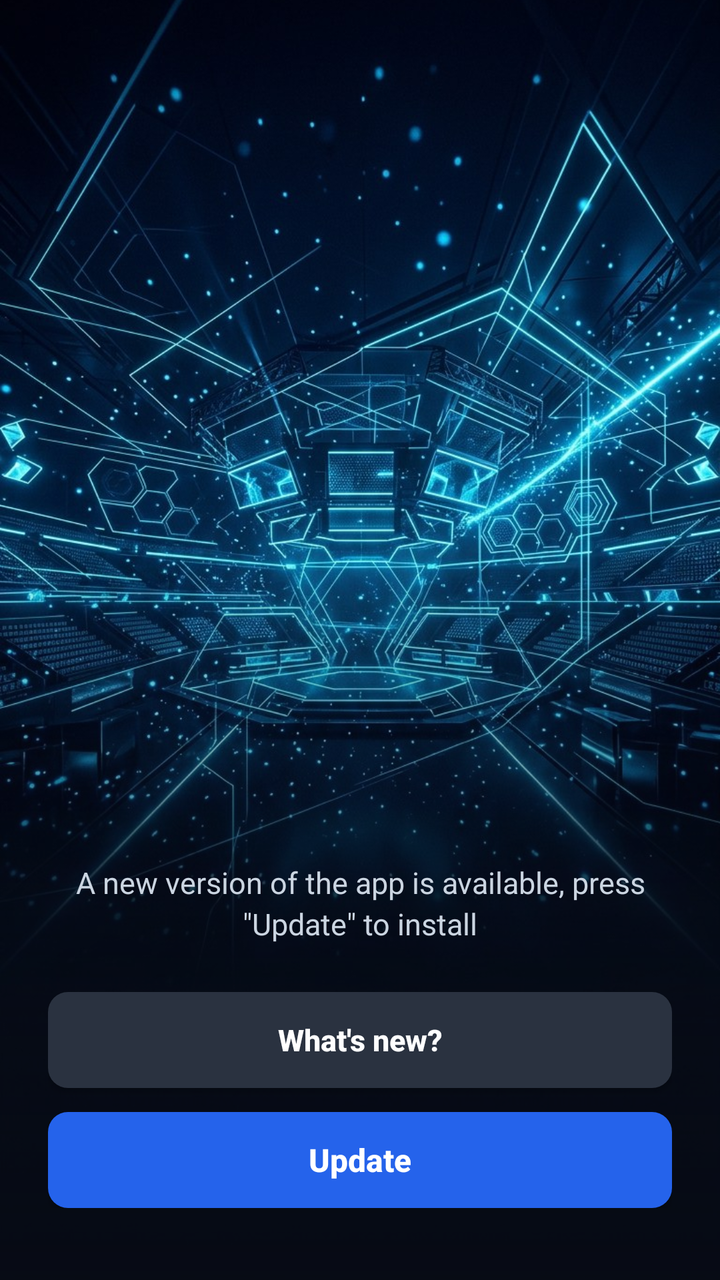
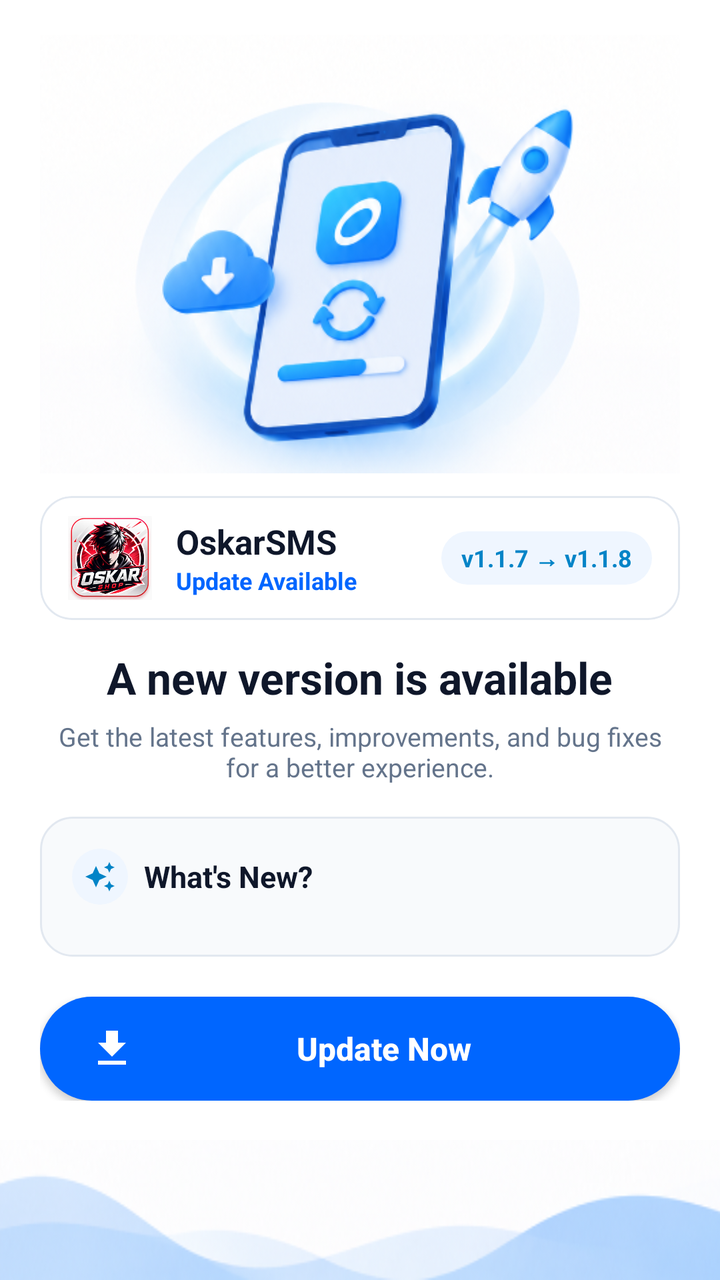

An Android layout rendered at two revisions. The XML below is the earlier revision; the diff shows what the commit changed to produce the second picture.
<!-- AndroidManifest.xml: application theme Theme.OskarSMS -->
<!-- res/layout/dialog_app_update.xml -->
<?xml version="1.0" encoding="utf-8"?>
<FrameLayout xmlns:android="http://schemas.android.com/apk/res/android"
    xmlns:tools="http://schemas.android.com/tools"
    android:layout_width="match_parent"
    android:layout_height="match_parent"
    android:background="#060A14">

    
    <ImageView
        android:id="@+id/ivUpdateBackground"
        android:layout_width="match_parent"
        android:layout_height="match_parent"
        android:scaleType="centerCrop"
        android:src="@drawable/bg_update_screen"
        android:contentDescription="Update background" />

    
    <View
        android:layout_width="match_parent"
        android:layout_height="360dp"
        android:layout_gravity="bottom"
        android:background="@drawable/bg_scrim_bottom" />

    
    <LinearLayout
        android:layout_width="match_parent"
        android:layout_height="wrap_content"
        android:layout_gravity="bottom"
        android:orientation="vertical"
        android:paddingStart="24dp"
        android:paddingEnd="24dp"
        android:paddingBottom="36dp">

        
        <LinearLayout
            android:id="@+id/layoutChangelogCard"
            android:layout_width="match_parent"
            android:layout_height="wrap_content"
            android:orientation="vertical"
            android:background="@drawable/bg_whats_new_card"
            android:padding="16dp"
            android:layout_marginBottom="16dp"
            android:visibility="gone">

            <LinearLayout
                android:layout_width="match_parent"
                android:layout_height="wrap_content"
                android:orientation="horizontal"
                android:gravity="center_vertical"
                android:layout_marginBottom="8dp">

                <TextView
                    android:id="@+id/tvVersionTitle"
                    android:layout_width="0dp"
                    android:layout_height="wrap_content"
                    android:layout_weight="1"
                    android:text="What's new in this version:"
                    android:textColor="#38BDF8"
                    android:textSize="14sp"
                    android:textStyle="bold" />

                <TextView
                    android:id="@+id/btnCloseChangelog"
                    android:layout_width="wrap_content"
                    android:layout_height="wrap_content"
                    android:padding="4dp"
                    android:text="✕"
                    android:textColor="#94A3B8"
                    android:textSize="14sp" />
            </LinearLayout>

            <TextView
                android:id="@+id/tvChangelogContent"
                android:layout_width="match_parent"
                android:layout_height="wrap_content"
                android:textColor="#E2E8F0"
                android:textSize="13sp"
                android:lineSpacingExtra="3dp"
                android:text="• Performance improvements and bug fixes." />
        </LinearLayout>

        
        <LinearLayout
            android:id="@+id/layoutIdleState"
            android:layout_width="match_parent"
            android:layout_height="wrap_content"
            android:orientation="vertical"
            android:visibility="visible">

            
            <TextView
                android:id="@+id/tvPromptText"
                android:layout_width="match_parent"
                android:layout_height="wrap_content"
                android:text="@string/update_prompt_text"
                android:textColor="#CBD5E1"
                android:textSize="15sp"
                android:gravity="center"
                android:lineSpacingExtra="3dp"
                android:layout_marginBottom="24dp" />

            
            <androidx.appcompat.widget.AppCompatButton
                android:id="@+id/btnWhatsNew"
                android:layout_width="match_parent"
                android:layout_height="48dp"
                android:text="@string/update_btn_whats_new"
                android:textColor="#FFFFFF"
                android:textSize="15sp"
                android:textStyle="bold"
                android:textAllCaps="false"
                android:background="@drawable/bg_btn_whats_new"
                android:layout_marginBottom="12dp" />

            
            <androidx.appcompat.widget.AppCompatButton
                android:id="@+id/btnUpdate"
                android:layout_width="match_parent"
                android:layout_height="48dp"
                android:text="@string/update_btn_update"
                android:textColor="#FFFFFF"
                android:textSize="16sp"
                android:textStyle="bold"
                android:textAllCaps="false"
                android:background="@drawable/bg_btn_update_primary" />
        </LinearLayout>

        
        <LinearLayout
            android:id="@+id/layoutDownloadingState"
            android:layout_width="match_parent"
            android:layout_height="wrap_content"
            android:orientation="vertical"
            android:visibility="gone">

            
            <LinearLayout
                android:layout_width="match_parent"
                android:layout_height="wrap_content"
                android:orientation="horizontal"
                android:gravity="center_vertical">

                <TextView
                    android:id="@+id/tvDownloadingLabel"
                    android:layout_width="0dp"
                    android:layout_height="wrap_content"
                    android:layout_weight="1"
                    android:text="Downloading update..."
                    android:textColor="#CBD5E1"
                    android:textSize="14sp" />

                <TextView
                    android:id="@+id/tvDownloadPercent"
                    android:layout_width="wrap_content"
                    android:layout_height="wrap_content"
                    android:text="0%"
                    android:textColor="#CBD5E1"
                    android:textSize="14sp"
                    android:textStyle="bold" />
            </LinearLayout>

            
            <ProgressBar
                android:id="@+id/progressBarUpdate"
                style="?android:attr/progressBarStyleHorizontal"
                android:layout_width="match_parent"
                android:layout_height="4dp"
                android:layout_marginTop="10dp"
                android:max="100"
                android:progress="0"
                android:progressDrawable="@drawable/bg_progress_horizontal" />
        </LinearLayout>

        
        <LinearLayout
            android:id="@+id/layoutErrorState"
            android:layout_width="match_parent"
            android:layout_height="wrap_content"
            android:orientation="vertical"
            android:visibility="gone">

            <TextView
                android:id="@+id/tvErrorMessage"
                android:layout_width="match_parent"
                android:layout_height="wrap_content"
                android:text="Download interrupted. Tap retry to continue."
                android:textColor="#F87171"
                android:textSize="14sp"
                android:gravity="center"
                android:layout_marginBottom="16dp" />

            <androidx.appcompat.widget.AppCompatButton
                android:id="@+id/btnRetry"
                android:layout_width="match_parent"
                android:layout_height="48dp"
                android:text="Retry"
                android:textColor="#FFFFFF"
                android:textSize="16sp"
                android:textStyle="bold"
                android:textAllCaps="false"
                android:background="@drawable/bg_btn_update_primary" />
        </LinearLayout>

    </LinearLayout>

</FrameLayout>
<!-- resources referenced by this layout -->
<resources>
  <!-- drawable bg_btn_update_primary (drawable) -->
  <?xml version="1.0" encoding="utf-8"?>
  <ripple xmlns:android="http://schemas.android.com/apk/res/android"
      android:color="#40FFFFFF">
      <item>
          <shape android:shape="rectangle">
              <solid android:color="#2563EB" />
              <corners android:radius="10dp" />
          </shape>
      </item>
  </ripple>
  <!-- drawable bg_btn_whats_new (drawable) -->
  <?xml version="1.0" encoding="utf-8"?>
  <ripple xmlns:android="http://schemas.android.com/apk/res/android"
      android:color="#40FFFFFF">
      <item>
          <shape android:shape="rectangle">
              <solid android:color="#2A3240" />
              <corners android:radius="10dp" />
          </shape>
      </item>
  </ripple>
  <!-- drawable bg_progress_horizontal (drawable) -->
  <?xml version="1.0" encoding="utf-8"?>
  <layer-list xmlns:android="http://schemas.android.com/apk/res/android">
      <item android:id="@android:id/background">
          <shape android:shape="rectangle">
              <corners android:radius="2dp" />
              <solid android:color="#1E293B" />
          </shape>
      </item>
      <item android:id="@android:id/progress">
          <scale android:scaleWidth="100%">
              <shape android:shape="rectangle">
                  <corners android:radius="2dp" />
                  <solid android:color="#3B82F6" />
              </shape>
          </scale>
      </item>
  </layer-list>
  <!-- drawable bg_scrim_bottom (drawable) -->
  <?xml version="1.0" encoding="utf-8"?>
  <shape xmlns:android="http://schemas.android.com/apk/res/android"
      android:shape="rectangle">
      <gradient
          android:angle="270"
          android:startColor="#00000000"
          android:centerColor="#80060A14"
          android:endColor="#F5060A14" />
  </shape>
  <!-- drawable bg_update_screen: jpg bitmap (drawable, 201363 bytes) -->
  <!-- drawable bg_whats_new_card (drawable) -->
  <?xml version="1.0" encoding="utf-8"?>
  <shape xmlns:android="http://schemas.android.com/apk/res/android"
      android:shape="rectangle">
      <solid android:color="#E6101827" />
      <stroke android:width="1dp" android:color="#3338BDF8" />
      <corners android:radius="14dp" />
  </shape>
  <string name="update_btn_update">Update</string>
  <string name="update_btn_whats_new">What\'s new?</string>
  <string name="update_prompt_text">A new version of the app is available, press\n\"Update\" to install</string>
  <style name="Theme.OskarSMS" parent="Theme.Material3.Dark.NoActionBar">
          <item name="colorPrimary">@color/primary</item>
          <item name="colorOnPrimary">@color/text_primary</item>
          <item name="android:statusBarColor">@color/background</item>
          <item name="android:windowBackground">@color/background</item>
          <item name="android:navigationBarColor">@color/background</item>
      </style>
  <color name="primary">#2563EB</color>
  <color name="text_primary">#F8FAFC</color>
  <color name="background">#0F172A</color>
</resources>

<!-- the commit's change to res/layout/dialog_app_update.xml (unified diff, before → after) -->
@@ -1,206 +1,277 @@
 <?xml version="1.0" encoding="utf-8"?>
 <FrameLayout xmlns:android="http://schemas.android.com/apk/res/android"
+    xmlns:app="http://schemas.android.com/apk/res-auto"
     xmlns:tools="http://schemas.android.com/tools"
     android:layout_width="match_parent"
     android:layout_height="match_parent"
-    android:background="#060A14">
+    android:background="#FFFFFF">
 
     
     <ImageView
-        android:id="@+id/ivUpdateBackground"
+        android:id="@+id/ivBottomWave"
+        android:layout_width="match_parent"
+        android:layout_height="70dp"
+        android:layout_gravity="bottom"
+        android:scaleType="fitXY"
+        android:src="@drawable/bg_update_wave"
+        android:contentDescription="Bottom wave" />
+
+    
+    <androidx.core.widget.NestedScrollView
         android:layout_width="match_parent"
         android:layout_height="match_parent"
-        android:scaleType="centerCrop"
-        android:src="@drawable/bg_update_screen"
-        android:contentDescription="Update background" />
-
-    
-    <View
-        android:layout_width="match_parent"
-        android:layout_height="360dp"
-        android:layout_gravity="bottom"
-        android:background="@drawable/bg_scrim_bottom" />
-
-    
-    <LinearLayout
-        android:layout_width="match_parent"
-        android:layout_height="wrap_content"
-        android:layout_gravity="bottom"
-        android:orientation="vertical"
-        android:paddingStart="24dp"
-        android:paddingEnd="24dp"
-        android:paddingBottom="36dp">
-
-        
+        android:fillViewport="true">
+
         <LinearLayout
-            android:id="@+id/layoutChangelogCard"
             android:layout_width="match_parent"
             android:layout_height="wrap_content"
             android:orientation="vertical"
-            android:background="@drawable/bg_whats_new_card"
-            android:padding="16dp"
-            android:layout_marginBottom="16dp"
-            android:visibility="gone">
-
-            <LinearLayout
-                android:layout_width="match_parent"
-                android:layout_height="wrap_content"
-                android:orientation="horizontal"
-                android:gravity="center_vertical"
-                android:layout_marginBottom="8dp">
+            android:gravity="center_horizontal"
+            android:paddingHorizontal="20dp"
+            android:paddingTop="12dp"
+            android:paddingBottom="28dp">
+
+            
+            <ImageView
+                android:id="@+id/ivUpdateIllustration"
+                android:layout_width="match_parent"
+                android:layout_height="230dp"
+                android:scaleType="fitCenter"
+                android:src="@drawable/il_update_rocket"
+                android:contentDescription="Update illustration" />
+
+            
+            <com.google.android.material.card.MaterialCardView
+                android:layout_width="match_parent"
+                android:layout_height="wrap_content"
+                android:layout_marginTop="6dp"
+                android:layout_marginBottom="14dp"
+                app:cardCornerRadius="16dp"
+                app:cardElevation="0dp"
+                app:strokeColor="#E2E8F0"
+                app:strokeWidth="1dp"
+                app:cardBackgroundColor="#FFFFFF">
+
+                <LinearLayout
+                    android:layout_width="match_parent"
+                    android:layout_height="wrap_content"
+                    android:orientation="horizontal"
+                    android:gravity="center_vertical"
+                    android:paddingHorizontal="14dp"
+                    android:paddingVertical="10dp">
+
+                    <ImageView
+                        android:layout_width="42dp"
+                        android:layout_height="42dp"
+                        android:src="@drawable/ic_oskar_logo"
+                        android:scaleType="fitCenter"
+                        android:contentDescription="OskarShop App Icon" />
+
+                    <LinearLayout
+                        android:layout_width="0dp"
+                        android:layout_height="wrap_content"
+                        android:layout_weight="1"
+                        android:layout_marginStart="12dp"
+                        android:orientation="vertical">
+
+                        <TextView
+                            android:layout_width="wrap_content"
+                            android:layout_height="wrap_content"
+                            android:text="OskarSMS"
+                            android:textColor="#0F172A"
+                            android:textSize="17sp"
+                            android:textStyle="bold" />
+
+                        <TextView
+                            android:layout_width="wrap_content"
+                            android:layout_height="wrap_content"
+                            android:text="Update Available"
+                            android:textColor="#0066FF"
+                            android:textSize="12sp"
+                            android:textStyle="bold" />
+                    </LinearLayout>
+
+                    <TextView
+                        android:id="@+id/tvVersionBadge"
+                        android:layout_width="wrap_content"
+                        android:layout_height="wrap_content"
+                        android:background="@drawable/bg_badge_pill_blue"
+                        android:text="v1.1.7 → v1.1.8"
+                        android:textColor="#0284C7"
+                        android:textSize="12sp"
+                        android:textStyle="bold"
+                        android:paddingHorizontal="10dp"
+                        android:paddingVertical="5dp" />
+                </LinearLayout>
+            </com.google.android.material.card.MaterialCardView>
+
+            
+            <TextView
+                android:id="@+id/tvUpdateTitle"
+                android:layout_width="wrap_content"
+                android:layout_height="wrap_content"
+                android:text="@string/update_prompt_text"
+                android:textColor="#0F172A"
+                android:textSize="22sp"
+                android:textStyle="bold"
+                android:gravity="center" />
+
+            <TextView
+                android:id="@+id/tvUpdateSubtitle"
+                android:layout_width="wrap_content"
+                android:layout_height="wrap_content"
+                android:text="@string/update_subtitle_text"
+                android:textColor="#64748B"
+                android:textSize="13sp"
+                android:gravity="center"
+                android:layout_marginTop="6dp"
+                android:layout_marginBottom="16dp" />
+
+            
+            <LinearLayout
+                android:layout_width="match_parent"
+                android:layout_height="wrap_content"
+                android:orientation="vertical"
+                android:background="@drawable/bg_whats_new_container"
+                android:padding="16dp"
+                android:layout_marginBottom="20dp">
+
+                
+                <LinearLayout
+                    android:layout_width="match_parent"
+                    android:layout_height="wrap_content"
+                    android:orientation="horizontal"
+                    android:gravity="center_vertical"
+                    android:layout_marginBottom="10dp">
+
+                    <FrameLayout
+                        android:layout_width="28dp"
+                        android:layout_height="28dp"
+                        android:background="@drawable/bg_badge_pill_blue">
+                        <ImageView
+                            android:layout_width="16dp"
+                            android:layout_height="16dp"
+                            android:layout_gravity="center"
+                            android:src="@drawable/ic_sparkle"
+                            android:contentDescription="Sparkle Icon" />
+                    </FrameLayout>
+
+                    <TextView
+                        android:layout_width="wrap_content"
+                        android:layout_height="wrap_content"
+                        android:text="What's New?"
+                        android:textColor="#0F172A"
+                        android:textSize="15sp"
+                        android:textStyle="bold"
+                        android:layout_marginStart="8dp" />
+                </LinearLayout>
+
+                
+                <LinearLayout
+                    android:id="@+id/llChangelogItems"
+                    android:layout_width="match_parent"
+                    android:layout_height="wrap_content"
+                    android:orientation="vertical" />
+            </LinearLayout>
+
+            
+            
+            <LinearLayout
+                android:id="@+id/layoutIdleState"
+                android:layout_width="match_parent"
+                android:layout_height="wrap_content"
+                android:orientation="vertical">
+
+                <androidx.appcompat.widget.AppCompatButton
+                    android:id="@+id/btnUpdate"
+                    android:layout_width="match_parent"
+                    android:layout_height="52dp"
+                    android:text="Update Now"
+                    android:textColor="#FFFFFF"
+                    android:textSize="16sp"
+                    android:textStyle="bold"
+                    android:textAllCaps="false"
+                    android:drawableStart="@drawable/ic_download_arrow"
+                    android:paddingHorizontal="24dp"
+                    android:background="@drawable/bg_btn_update_pill" />
+            </LinearLayout>
+
+            
+            <LinearLayout
+                android:id="@+id/layoutDownloadingState"
+                android:layout_width="match_parent"
+                android:layout_height="wrap_content"
+                android:orientation="vertical"
+                android:visibility="gone">
+
+                <LinearLayout
+                    android:layout_width="match_parent"
+                    android:layout_height="wrap_content"
+                    android:orientation="horizontal"
+                    android:gravity="center_vertical">
+
+                    <TextView
+                        android:id="@+id/tvDownloadingLabel"
+                        android:layout_width="0dp"
+                        android:layout_height="wrap_content"
+                        android:layout_weight="1"
+                        android:text="Downloading update..."
+                        android:textColor="#0F172A"
+                        android:textSize="14sp"
+                        android:textStyle="bold" />
+
+                    <TextView
+                        android:id="@+id/tvDownloadPercent"
+                        android:layout_width="wrap_content"
+                        android:layout_height="wrap_content"
+                        android:text="0%"
+                        android:textColor="#0066FF"
+                        android:textSize="14sp"
+                        android:textStyle="bold" />
+                </LinearLayout>
+
+                <ProgressBar
+                    android:id="@+id/progressBarUpdate"
+                    style="?android:attr/progressBarStyleHorizontal"
+                    android:layout_width="match_parent"
+                    android:layout_height="6dp"
+                    android:layout_marginTop="10dp"
+                    android:max="100"
+                    android:progress="0"
+                    android:progressDrawable="@drawable/bg_progress_horizontal" />
+            </LinearLayout>
+
+            
+            <LinearLayout
+                android:id="@+id/layoutErrorState"
+                android:layout_width="match_parent"
+                android:layout_height="wrap_content"
+                android:orientation="vertical"
+                android:visibility="gone">
 
                 <TextView
-                    android:id="@+id/tvVersionTitle"
-                    android:layout_width="0dp"
-                    android:layout_height="wrap_content"
-                    android:layout_weight="1"
-                    android:text="What's new in this version:"
-                    android:textColor="#38BDF8"
-                    android:textSize="14sp"
-                    android:textStyle="bold" />
-
-                <TextView
-                    android:id="@+id/btnCloseChangelog"
-                    android:layout_width="wrap_content"
-                    android:layout_height="wrap_content"
-                    android:padding="4dp"
-                    android:text="✕"
-                    android:textColor="#94A3B8"
-                    android:textSize="14sp" />
-            </LinearLayout>
-
-            <TextView
-                android:id="@+id/tvChangelogContent"
-                android:layout_width="match_parent"
-                android:layout_height="wrap_content"
-                android:textColor="#E2E8F0"
-                android:textSize="13sp"
-                android:lineSpacingExtra="3dp"
-                android:text="• Performance improvements and bug fixes." />
+                    android:id="@+id/tvErrorMessage"
+                    android:layout_width="match_parent"
+                    android:layout_height="wrap_content"
+                    android:text="Download interrupted. Tap retry to continue."
+                    android:textColor="#EF4444"
+                    android:textSize="13sp"
+                    android:gravity="center"
+                    android:layout_marginBottom="12dp" />
+
+                <androidx.appcompat.widget.AppCompatButton
+                    android:id="@+id/btnRetry"
+                    android:layout_width="match_parent"
+                    android:layout_height="50dp"
+                    android:text="Retry Update"
+                    android:textColor="#FFFFFF"
+                    android:textSize="15sp"
+                    android:textStyle="bold"
+                    android:textAllCaps="false"
+                    android:background="@drawable/bg_btn_update_pill" />
+            </LinearLayout>
+
         </LinearLayout>
-
-        
-        <LinearLayout
-            android:id="@+id/layoutIdleState"
-            android:layout_width="match_parent"
-            android:layout_height="wrap_content"
-            android:orientation="vertical"
-            android:visibility="visible">
-
-            
-            <TextView
-                android:id="@+id/tvPromptText"
-                android:layout_width="match_parent"
-                android:layout_height="wrap_content"
-                android:text="@string/update_prompt_text"
-                android:textColor="#CBD5E1"
-                android:textSize="15sp"
-                android:gravity="center"
-                android:lineSpacingExtra="3dp"
-                android:layout_marginBottom="24dp" />
-
-            
-            <androidx.appcompat.widget.AppCompatButton
-                android:id="@+id/btnWhatsNew"
-                android:layout_width="match_parent"
-                android:layout_height="48dp"
-                android:text="@string/update_btn_whats_new"
-                android:textColor="#FFFFFF"
-                android:textSize="15sp"
-                android:textStyle="bold"
-                android:textAllCaps="false"
-                android:background="@drawable/bg_btn_whats_new"
-                android:layout_marginBottom="12dp" />
-
-            
-            <androidx.appcompat.widget.AppCompatButton
-                android:id="@+id/btnUpdate"
-                android:layout_width="match_parent"
-                android:layout_height="48dp"
-                android:text="@string/update_btn_update"
-                android:textColor="#FFFFFF"
-                android:textSize="16sp"
-                android:textStyle="bold"
-                android:textAllCaps="false"
-                android:background="@drawable/bg_btn_update_primary" />
-        </LinearLayout>
-
-        
-        <LinearLayout
-            android:id="@+id/layoutDownloadingState"
-            android:layout_width="match_parent"
-            android:layout_height="wrap_content"
-            android:orientation="vertical"
-            android:visibility="gone">
-
-            
-            <LinearLayout
-                android:layout_width="match_parent"
-                android:layout_height="wrap_content"
-                android:orientation="horizontal"
-                android:gravity="center_vertical">
-
-                <TextView
-                    android:id="@+id/tvDownloadingLabel"
-                    android:layout_width="0dp"
-                    android:layout_height="wrap_content"
-                    android:layout_weight="1"
-                    android:text="Downloading update..."
-                    android:textColor="#CBD5E1"
-                    android:textSize="14sp" />
-
-                <TextView
-                    android:id="@+id/tvDownloadPercent"
-                    android:layout_width="wrap_content"
-                    android:layout_height="wrap_content"
-                    android:text="0%"
-                    android:textColor="#CBD5E1"
-                    android:textSize="14sp"
-                    android:textStyle="bold" />
-            </LinearLayout>
-
-            
-            <ProgressBar
-                android:id="@+id/progressBarUpdate"
-                style="?android:attr/progressBarStyleHorizontal"
-                android:layout_width="match_parent"
-                android:layout_height="4dp"
-                android:layout_marginTop="10dp"
-                android:max="100"
-                android:progress="0"
-                android:progressDrawable="@drawable/bg_progress_horizontal" />
-        </LinearLayout>
-
-        
-        <LinearLayout
-            android:id="@+id/layoutErrorState"
-            android:layout_width="match_parent"
-            android:layout_height="wrap_content"
-            android:orientation="vertical"
-            android:visibility="gone">
-
-            <TextView
-                android:id="@+id/tvErrorMessage"
-                android:layout_width="match_parent"
-                android:layout_height="wrap_content"
-                android:text="Download interrupted. Tap retry to continue."
-                android:textColor="#F87171"
-                android:textSize="14sp"
-                android:gravity="center"
-                android:layout_marginBottom="16dp" />
-
-            <androidx.appcompat.widget.AppCompatButton
-                android:id="@+id/btnRetry"
-                android:layout_width="match_parent"
-                android:layout_height="48dp"
-                android:text="Retry"
-                android:textColor="#FFFFFF"
-                android:textSize="16sp"
-                android:textStyle="bold"
-                android:textAllCaps="false"
-                android:background="@drawable/bg_btn_update_primary" />
-        </LinearLayout>
-
-    </LinearLayout>
+    </androidx.core.widget.NestedScrollView>
 
 </FrameLayout>
<!-- resource entries referenced after the edit -->
@@ -1,24 +1,19 @@
 <!-- resources referenced by this layout -->
 <resources>
-  <!-- drawable bg_btn_update_primary (drawable) -->
+  <!-- drawable bg_badge_pill_blue (drawable) -->
+  <?xml version="1.0" encoding="utf-8"?>
+  <shape xmlns:android="http://schemas.android.com/apk/res/android">
+      <solid android:color="#EFF6FF" />
+      <corners android:radius="100dp" />
+  </shape>
+  <!-- drawable bg_btn_update_pill (drawable) -->
   <?xml version="1.0" encoding="utf-8"?>
   <ripple xmlns:android="http://schemas.android.com/apk/res/android"
       android:color="#40FFFFFF">
       <item>
-          <shape android:shape="rectangle">
-              <solid android:color="#2563EB" />
-              <corners android:radius="10dp" />
-          </shape>
-      </item>
-  </ripple>
-  <!-- drawable bg_btn_whats_new (drawable) -->
-  <?xml version="1.0" encoding="utf-8"?>
-  <ripple xmlns:android="http://schemas.android.com/apk/res/android"
-      android:color="#40FFFFFF">
-      <item>
-          <shape android:shape="rectangle">
-              <solid android:color="#2A3240" />
-              <corners android:radius="10dp" />
+          <shape>
+              <solid android:color="#0066FF" />
+              <corners android:radius="28dp" />
           </shape>
       </item>
   </ripple>
@@ -40,37 +35,51 @@
           </scale>
       </item>
   </layer-list>
-  <!-- drawable bg_scrim_bottom (drawable) -->
+  <!-- drawable bg_update_wave: png bitmap (drawable, 24959 bytes) -->
+  <!-- drawable bg_whats_new_container (drawable) -->
   <?xml version="1.0" encoding="utf-8"?>
-  <shape xmlns:android="http://schemas.android.com/apk/res/android"
-      android:shape="rectangle">
-      <gradient
-          android:angle="270"
-          android:startColor="#00000000"
-          android:centerColor="#80060A14"
-          android:endColor="#F5060A14" />
+  <shape xmlns:android="http://schemas.android.com/apk/res/android">
+      <solid android:color="#F8FAFC" />
+      <stroke android:width="1dp" android:color="#E2E8F0" />
+      <corners android:radius="16dp" />
   </shape>
-  <!-- drawable bg_update_screen: jpg bitmap (drawable, 201363 bytes) -->
-  <!-- drawable bg_whats_new_card (drawable) -->
+  <!-- drawable ic_download_arrow (drawable) -->
   <?xml version="1.0" encoding="utf-8"?>
-  <shape xmlns:android="http://schemas.android.com/apk/res/android"
-      android:shape="rectangle">
-      <solid android:color="#E6101827" />
-      <stroke android:width="1dp" android:color="#3338BDF8" />
-      <corners android:radius="14dp" />
-  </shape>
-  <string name="update_btn_update">Update</string>
-  <string name="update_btn_whats_new">What\'s new?</string>
-  <string name="update_prompt_text">A new version of the app is available, press\n\"Update\" to install</string>
-  <style name="Theme.OskarSMS" parent="Theme.Material3.Dark.NoActionBar">
+  <vector xmlns:android="http://schemas.android.com/apk/res/android"
+      android:width="24dp"
+      android:height="24dp"
+      android:viewportWidth="24"
+      android:viewportHeight="24">
+      <path
+          android:fillColor="#FFFFFF"
+          android:pathData="M19,9h-4V3H9v6H5l7,7 7,-7zM5,18v2h14v-2H5z" />
+  </vector>
+  <!-- drawable ic_oskar_logo: png bitmap (drawable, 117946 bytes) -->
+  <!-- drawable ic_sparkle (drawable) -->
+  <?xml version="1.0" encoding="utf-8"?>
+  <vector xmlns:android="http://schemas.android.com/apk/res/android"
+      android:width="24dp"
+      android:height="24dp"
+      android:viewportWidth="24"
+      android:viewportHeight="24">
+      <path
+          android:fillColor="#0284C7"
+          android:pathData="M19,9l1.25,-2.75L23,5l-2.75,-1.25L19,1l-1.25,2.75L15,5l2.75,1.25L19,9zm-7.5,0.5L9,4 6.5,9.5 1,12l5.5,2.5L9,20l2.5,-5.5L17,12l-5.5,-2.5zM19,15l-1.25,2.75L15,19l2.75,1.25L19,23l1.25,-2.75L23,19l-2.75,-1.25L19,15z" />
+  </vector>
+  <!-- drawable il_update_rocket: png bitmap (drawable, 151659 bytes) -->
+  <string name="update_prompt_text">A new version is available</string>
+  <string name="update_subtitle_text">Get the latest features, improvements, and bug fixes for a better experience.</string>
+  <style name="Theme.OskarSMS" parent="Theme.Material3.Light.NoActionBar">
           <item name="colorPrimary">@color/primary</item>
-          <item name="colorOnPrimary">@color/text_primary</item>
+          <item name="colorOnPrimary">@color/white</item>
           <item name="android:statusBarColor">@color/background</item>
+          <item name="android:windowLightStatusBar">true</item>
           <item name="android:windowBackground">@color/background</item>
-          <item name="android:navigationBarColor">@color/background</item>
+          <item name="android:navigationBarColor">#FFFFFF</item>
+          <item name="android:windowLightNavigationBar" tools:targetApi="o_mr1">true</item>
       </style>
-  <color name="primary">#2563EB</color>
-  <color name="text_primary">#F8FAFC</color>
-  <color name="background">#0F172A</color>
+  <color name="primary">#0066FF</color>
+  <color name="white">#FFFFFF</color>
+  <color name="background">#F8FAFC</color>
 </resources>
 
